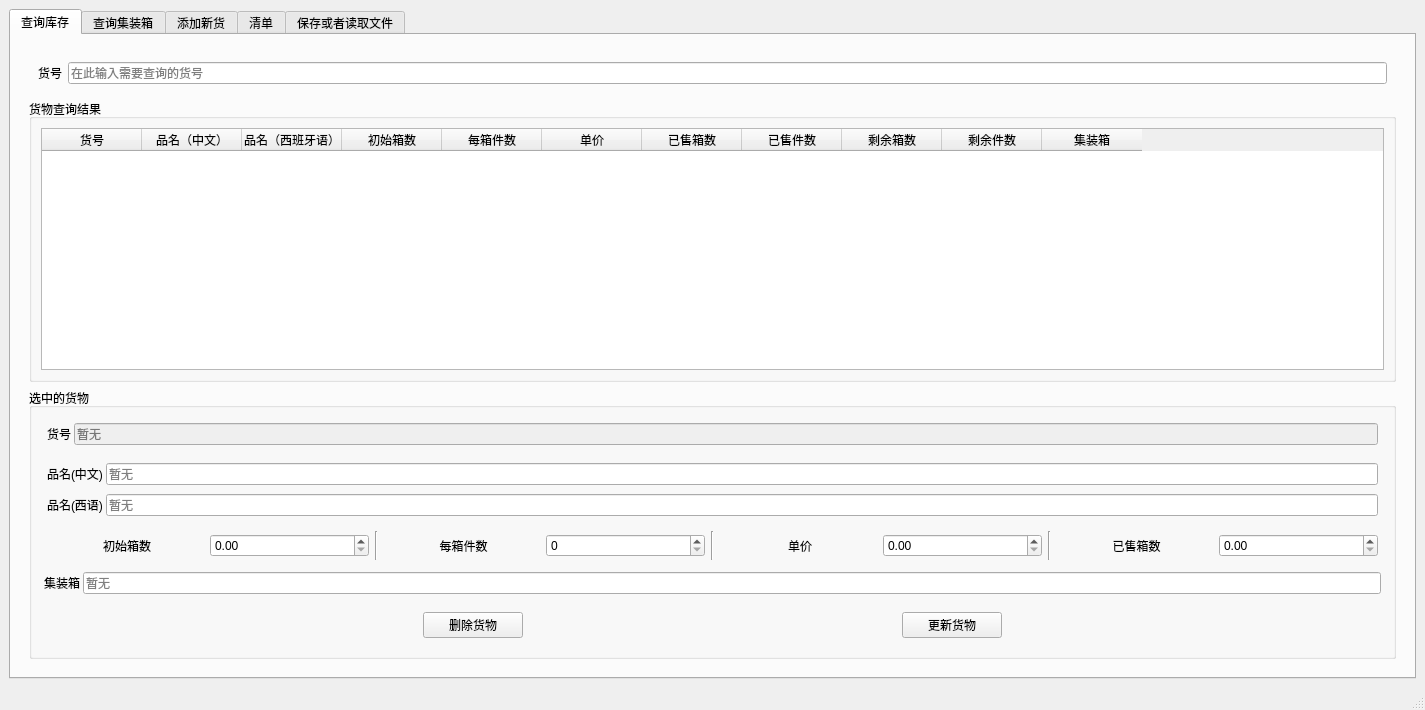
Old version of the form CompanyStroageManagement/mainwindow.ui in the repository linxinwNeo/CompanyStroageManagement.
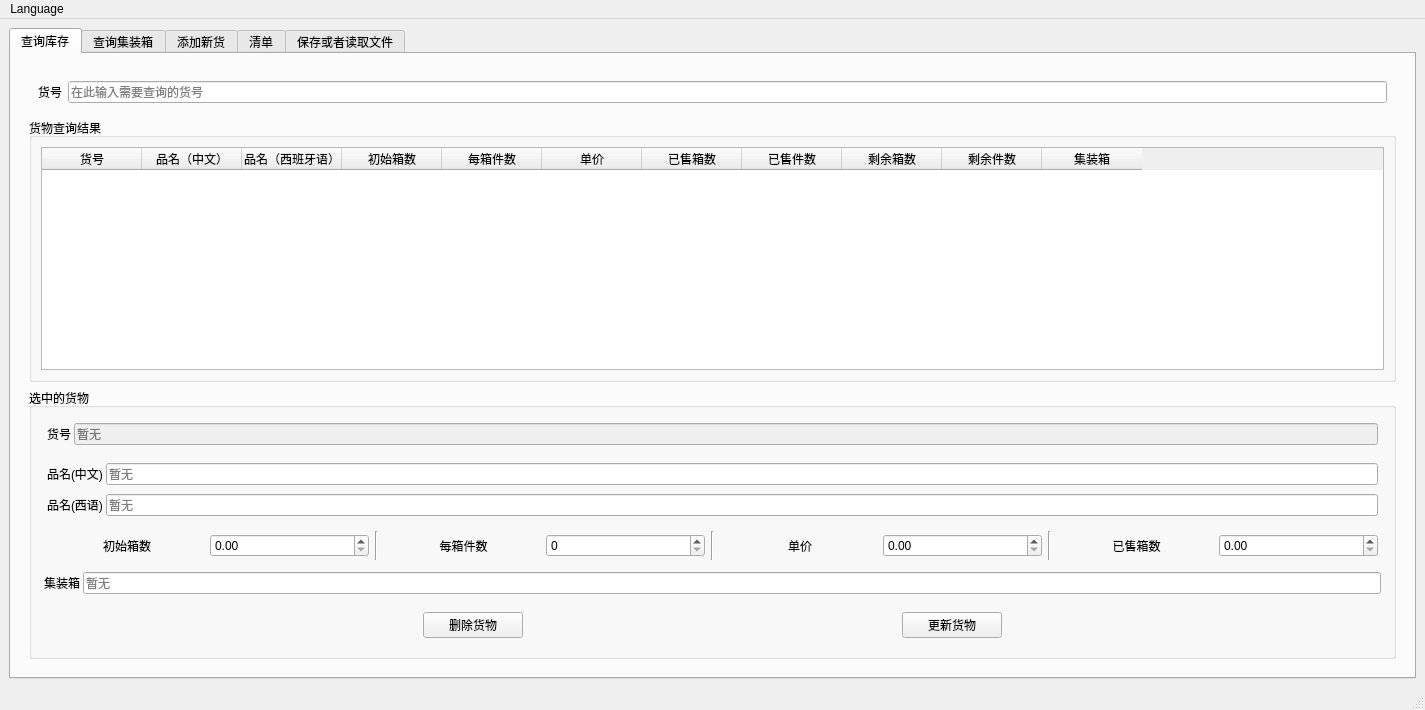
New version of the form.

The edit to the form file:
```diff
--- a/CompanyStroageManagement/mainwindow.ui
+++ b/CompanyStroageManagement/mainwindow.ui
@@ -1030,6 +1030,14 @@
      <height>21</height>
     </rect>
    </property>
+   <widget class="QMenu" name="menuMenu">
+    <property name="title">
+     <string>Language</string>
+    </property>
+    <addaction name="actionChinese"/>
+    <addaction name="actionSpanish"/>
+   </widget>
+   <addaction name="menuMenu"/>
   </widget>
   <widget class="QStatusBar" name="statusbar"/>
  </widget>
```
Left out of the diff: 16 changed lines with no effect on the pictures.
